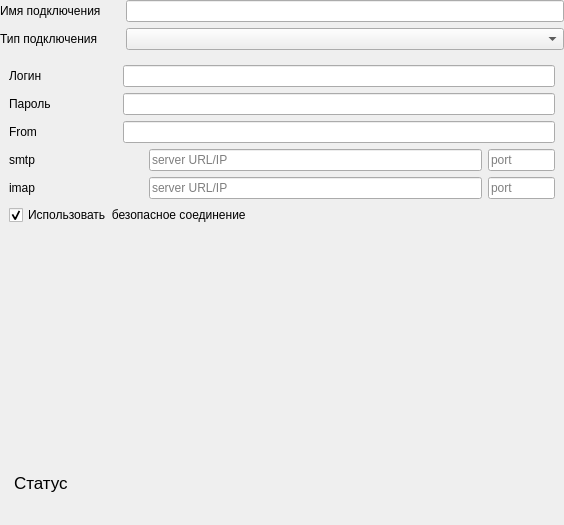
This is gui/src/widgets/connectioninfowidget.ui in sqglobe/SecureDialogues as Qt 5 draws it before an edit. The edited form follows.
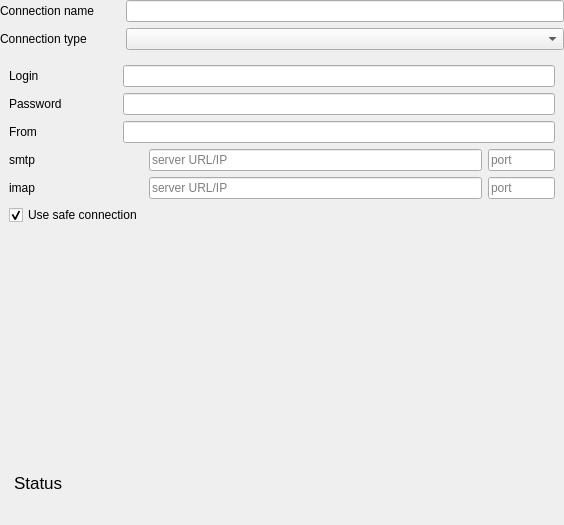
This is the edited form. The open tabs and pages were chosen to show the change.

```diff
--- a/gui/src/widgets/connectioninfowidget.ui
+++ b/gui/src/widgets/connectioninfowidget.ui
@@ -43,7 +43,7 @@
         </size>
        </property>
        <property name="text">
-        <string>Имя подключения</string>
+        <string>Connection name</string>
        </property>
       </widget>
      </item>
@@ -71,7 +71,7 @@
         </size>
        </property>
        <property name="text">
-        <string>Тип подключения</string>
+        <string>Connection type</string>
        </property>
       </widget>
      </item>
@@ -259,14 +259,14 @@
          <item row="1" column="0">
           <widget class="QLabel" name="label_5">
            <property name="text">
-            <string>Пароль</string>
+            <string>Password</string>
            </property>
           </widget>
          </item>
          <item row="0" column="0">
           <widget class="QLabel" name="label_3">
            <property name="text">
-            <string>Логин</string>
+            <string>Login</string>
            </property>
           </widget>
          </item>
@@ -337,7 +337,7 @@
        <item>
         <widget class="QCheckBox" name="useTls">
          <property name="text">
-          <string>Использовать  безопасное соединение</string>
+          <string>Use safe connection</string>
          </property>
          <property name="checked">
           <bool>true</bool>
@@ -388,7 +388,7 @@
            </font>
           </property>
           <property name="text">
-           <string>Статус</string>
+           <string>Status</string>
           </property>
           <property name="indent">
            <number>5</number>
```
Left out of the diff: 2 changed lines with no effect on the pictures.
